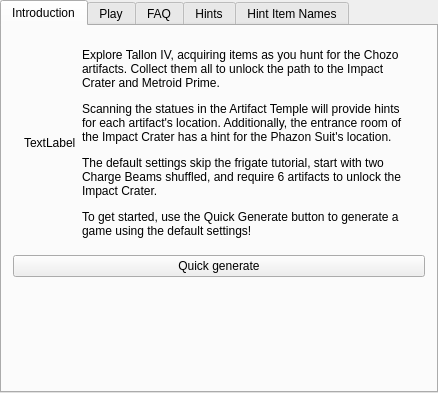
Qt form randovania/gui/ui_files/games_tab_prime_widget.ui (randovania/randovania) before a commit.
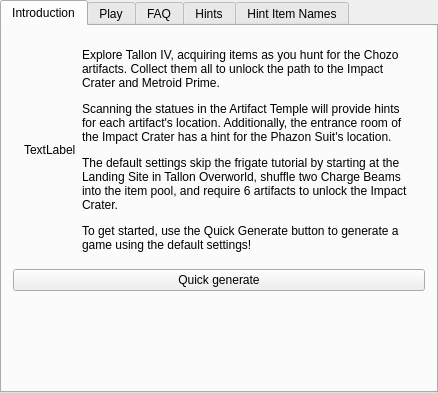
The same form after that commit. Custom widgets are drawn as their Qt base class.

The edit to the form file:
```diff
--- a/randovania/gui/ui_files/games_tab_prime_widget.ui
+++ b/randovania/gui/ui_files/games_tab_prime_widget.ui
@@ -37,7 +37,7 @@
        <item>
         <widget class="QLabel" name="intro_label">
          <property name="text">
-          <string>&lt;html&gt;&lt;head/&gt;&lt;body&gt;&lt;p&gt;Explore Tallon IV, acquiring items as you hunt for the Chozo artifacts. Collect them all to unlock the path to the Impact Crater and Metroid Prime.&lt;/p&gt;&lt;p&gt;Scanning the statues in the Artifact Temple will provide hints for each artifact's location. Additionally, the entrance room of the Impact Crater has a hint for the Phazon Suit's location.&lt;/p&gt;&lt;p&gt;The default settings skip the frigate tutorial, start with two Charge Beams shuffled, and require 6 artifacts to unlock the Impact Crater. &lt;/p&gt;&lt;p&gt;To get started, use the Quick Generate button to generate a game using the default settings!&lt;/p&gt;&lt;/body&gt;&lt;/html&gt;</string>
+          <string>&lt;html&gt;&lt;head/&gt;&lt;body&gt;&lt;p&gt;Explore Tallon IV, acquiring items as you hunt for the Chozo artifacts. Collect them all to unlock the path to the Impact Crater and Metroid Prime.&lt;/p&gt;&lt;p&gt;Scanning the statues in the Artifact Temple will provide hints for each artifact's location. Additionally, the entrance room of the Impact Crater has a hint for the Phazon Suit's location.&lt;/p&gt;&lt;p&gt;The default settings skip the frigate tutorial by starting at the Landing Site in Tallon Overworld, shuffle two Charge Beams into the item pool, and require 6 artifacts to unlock the Impact Crater. &lt;/p&gt;&lt;p&gt;To get started, use the Quick Generate button to generate a game using the default settings!&lt;/p&gt;&lt;/body&gt;&lt;/html&gt;</string>
          </property>
          <property name="wordWrap">
           <bool>true</bool>
```
